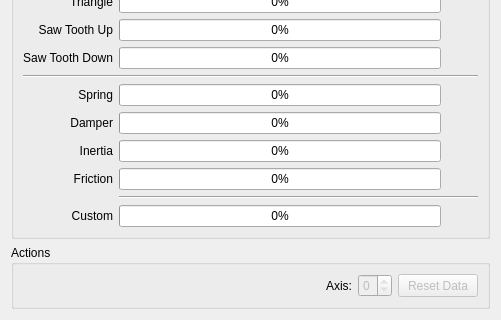
First picture: the form in res/effects_stats.ui, repository Ultrawipf/OpenFFBoard-configurator, before the edit; both pictures show x 0 to 501 and y 181 to 501 of the 501 by 501 pixel window.
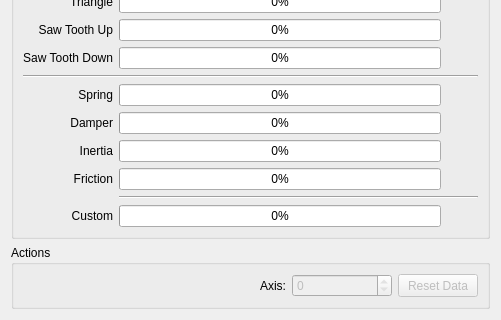
Second picture: the form after the edit.

The edit to the form file:
```diff
--- a/res/effects_stats.ui
+++ b/res/effects_stats.ui
@@ -466,7 +466,7 @@
         </property>
         <property name="minimumSize">
          <size>
-          <width>30</width>
+          <width>100</width>
           <height>0</height>
          </size>
         </property>
```
